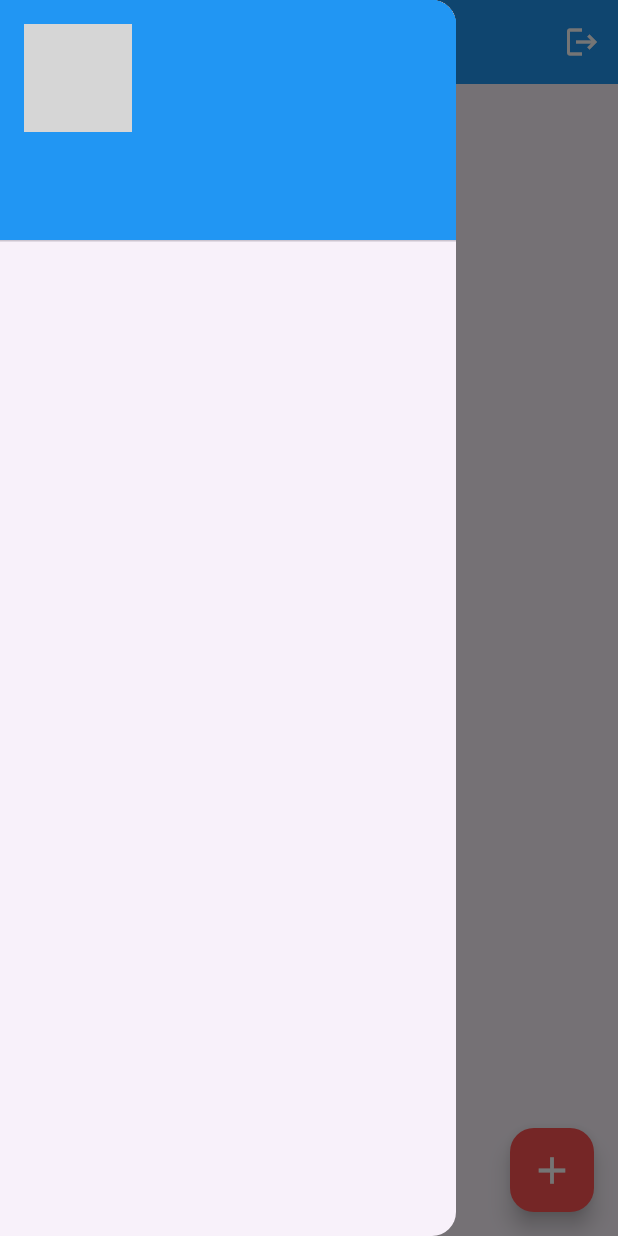
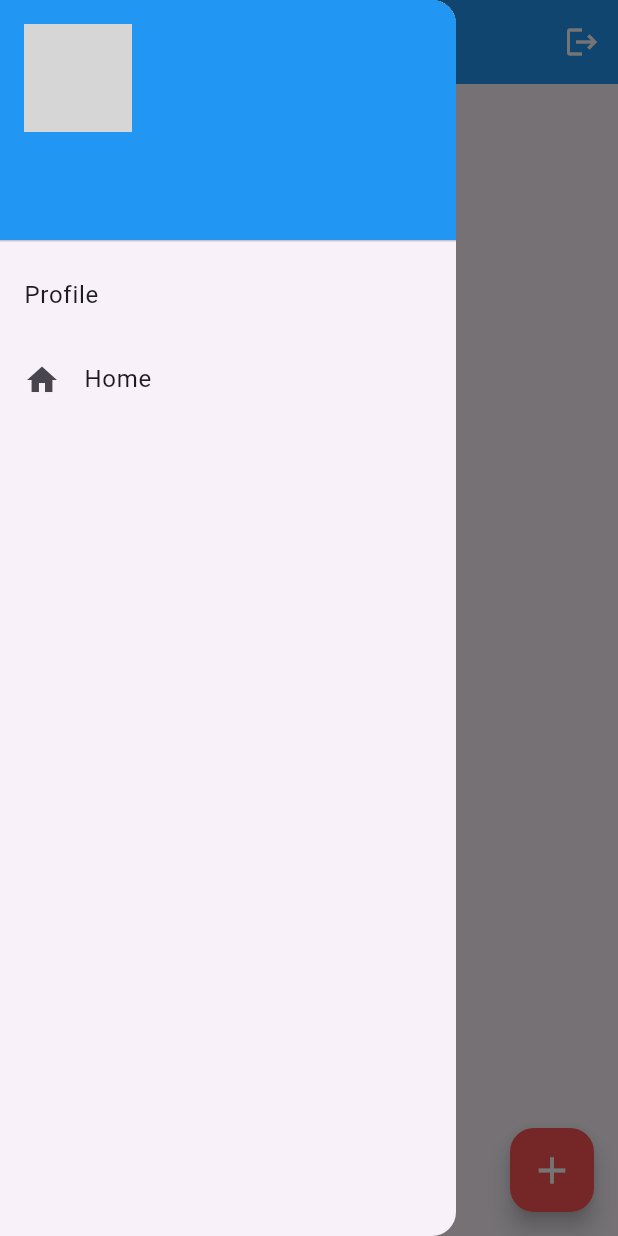
Before and after one commit to r0n1-putr4/Flutter-Berita, a Flutter app: the HomePage screen opened by its route, with the side drawer open, on a phone screen of 412 x 824 dp. Run offline on Flutter 3.47's test engine with Material 3 defaults, Android fonts, the phone set to English and light mode, and no system bars; our stand-ins replace awesome_dialog, flutter_rating_bar, flutter_slidable, image_picker, logger, shared_preferences; accounts and stored records are empty; network calls fail; grey boxes are pictures that could not be loaded.

Commit message:
update code

```diff
--- a/lib/pages/home_page.dart
+++ b/lib/pages/home_page.dart
@@ -161,12 +161,17 @@ class _HomePageState extends State<HomePage> {
                 ),
               ),
             ),
-            // ListTile(
-            //   title: Text("Profile ${ApiConfig.baseUrl}/images/$gambar"),
-            //   onTap: () {
-            //     null;
-            //   },
-            // ),
+            ListTile(
+              title: Text("Profile"),
+              onTap: () {
+                null;
+              },
+            ),
+            ListTile(
+              leading: Icon(Icons.home),
+              title: Text("Home"),
+              onTap: () {},
+            ),
           ],
         ),
       ),
--- a/lib/pages/login_page.dart
+++ b/lib/pages/login_page.dart
@@ -38,7 +38,7 @@ class _LoginPageState extends State<LoginPage> {
         Uri.parse("${ApiConfig.baseUrl}/users/login"),
         body: {"username": username.text, "password": password.text},
       );
-      final loginModel = loginModelFromJson(hasil.body);
+      final loginModel = responseModelLoginFromJson(hasil.body);
       if (loginModel.success) {
         setState(() {
           isLoading = false;
```
Also changed, not shown: pubspec.lock.
